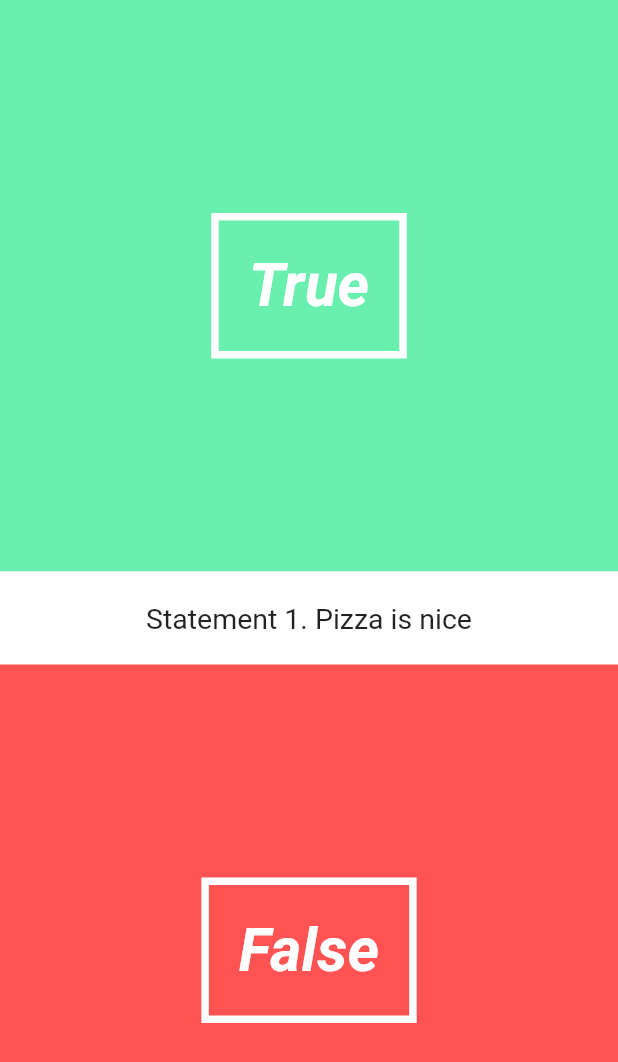
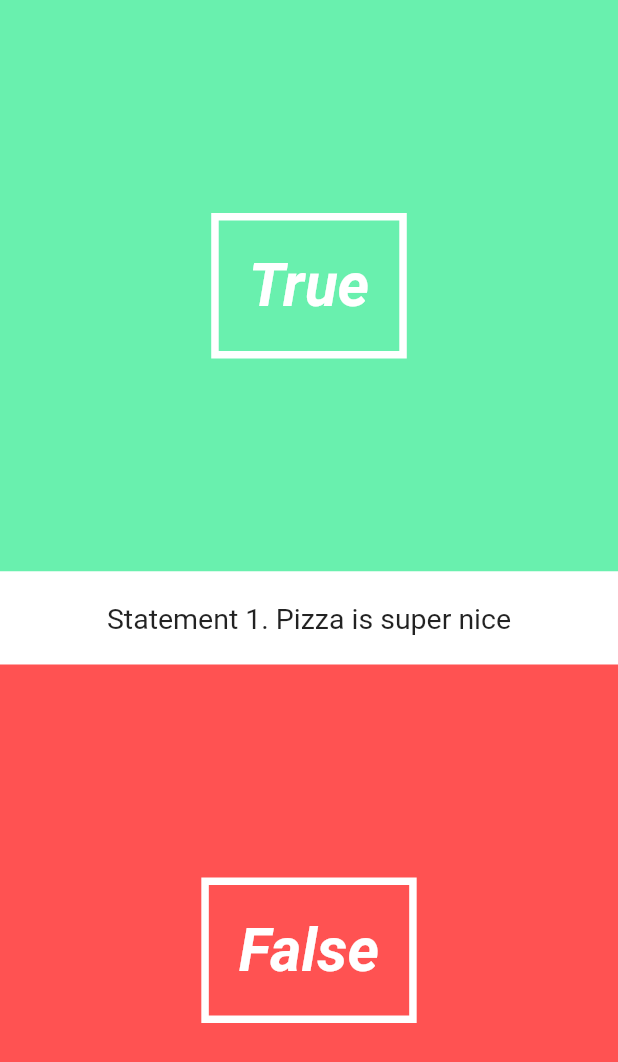
Before and after one commit to dmytrotus/flutter_sdk_app, a Flutter app: the screen it shows after launch, on a phone screen of 412 x 824 dp. Shown: the top 1062 px of the screen. Run offline on Flutter 3.47's test engine with Material 2 defaults, Android fonts, the phone set to English and light mode, and no system bars.

Commit message:
send vars to class

```diff
--- a/lib/UI/question_text.dart
+++ b/lib/UI/question_text.dart
@@ -1,6 +1,10 @@
 import 'package:flutter/material.dart';
 
 class QuestionText extends StatefulWidget {
+  final String _question;
+  final int _questionNumber;
+
+  QuestionText(this._question, this._questionNumber);
   @override
   State createState() => new QuestionTextState();
 }
@@ -14,7 +18,7 @@ class QuestionTextState extends State<QuestionText> {
               child: new Padding(
                 padding: new EdgeInsets.symmetric(vertical: 20.0),
                 child: new Center(
-                  child: new Text('Statement 1. Pizza is nice',
+                  child: new Text('Statement ' + widget._questionNumber.toString() + '. ' + widget._question,
                   style: new TextStyle(fontSize: 19.0))
                 ),
               )
--- a/lib/pages/quiz_page.dart
+++ b/lib/pages/quiz_page.dart
@@ -20,7 +20,7 @@ class QuizPageState extends State<QuizPage> {
         new Column( //this is main page
           children: <Widget>[
             new AnswerButton(true, () => print("You anwered True")),
-            new QuestionText(),
+            new QuestionText("Pizza is super nice", 1),
             new AnswerButton(false, () => print('You answered False')),
           ]
         )
```
